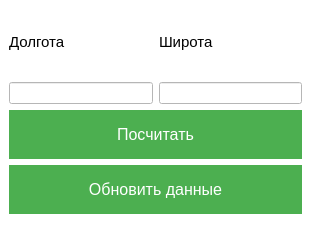
The window that weather_forecast/mainwindow.ui (3614N/weather-forecast) describes before a commit, drawn with Qt 5.
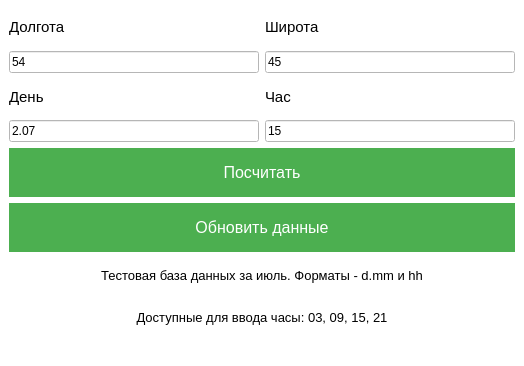
The same window after the commit.

What changed in the file:
```diff
--- a/weather_forecast/mainwindow.ui
+++ b/weather_forecast/mainwindow.ui
@@ -6,8 +6,8 @@
    <rect>
     <x>0</x>
     <y>0</y>
-    <width>311</width>
-    <height>245</height>
+    <width>524</width>
+    <height>366</height>
    </rect>
   </property>
   <property name="windowTitle">
@@ -18,63 +18,22 @@
   </property>
   <widget class="QWidget" name="centralwidget">
    <layout class="QGridLayout" name="gridLayout">
-    <item row="1" column="0">
-     <widget class="QLineEdit" name="latitude">
+    <item row="3" column="1">
+     <widget class="QLineEdit" name="hour">
       <property name="text">
-       <string/>
+       <string>15</string>
       </property>
      </widget>
     </item>
-    <item row="1" column="1">
-     <widget class="QLineEdit" name="longitude">
-      <property name="text">
-       <string/>
-      </property>
-     </widget>
-    </item>
-    <item row="2" column="0" colspan="2">
-     <widget class="QPushButton" name="pushButton">
+    <item row="2" column="0">
+     <widget class="QLabel" name="label_3">
       <property name="font">
        <font>
-        <pointsize>-1</pointsize>
-        <underline>false</underline>
-        <strikeout>false</strikeout>
+        <pointsize>11</pointsize>
        </font>
       </property>
-      <property name="styleSheet">
-       <string notr="true">QPushButton {
-background-color: #4CAF50; /* Green */
-    border: none;
-    color: white;
-    padding: 15px 32px;
-    text-align: center;
-    text-decoration: none;
-    display: inline-block;
-    font-size: 16px;
-}
-QPushButton:hover {
-background-color: #76C479;
-    border: none;
-    color: white;
-    padding: 13px 30px;
-    text-align: center;
-    text-decoration: none;
-    display: inline-block;
-    font-size: 16px;
-}
-QPushButton:pressed {
-background-color: #3D8C40;
-    border: none;
-    color: white;
-    padding: 15px 32px;
-    text-align: center;
-    text-decoration: none;
-    display: inline-block;
-    font-size: 16px;
-}</string>
-      </property>
       <property name="text">
-       <string>Посчитать</string>
+       <string>День</string>
       </property>
      </widget>
     </item>
@@ -88,6 +47,20 @@
       </property>
      </widget>
     </item>
+    <item row="1" column="0">
+     <widget class="QLineEdit" name="latitude">
+      <property name="text">
+       <string>54</string>
+      </property>
+     </widget>
+    </item>
+    <item row="3" column="0">
+     <widget class="QLineEdit" name="day">
+      <property name="text">
+       <string>2.07</string>
+      </property>
+     </widget>
+    </item>
     <item row="0" column="0">
      <widget class="QLabel" name="label_2">
       <property name="styleSheet">
@@ -98,7 +71,84 @@
       </property>
      </widget>
     </item>
-    <item row="3" column="0" colspan="2">
+    <item row="4" column="0" colspan="2">
+     <widget class="QPushButton" name="pushButton">
+      <property name="font">
+       <font>
+        <pointsize>-1</pointsize>
+        <underline>false</underline>
+        <strikeout>false</strikeout>
+       </font>
+      </property>
+      <property name="styleSheet">
+       <string notr="true">QPushButton {
+background-color: #4CAF50; /* Green */
+    border: none;
+    color: white;
+    padding: 15px 32px;
+    text-align: center;
+    text-decoration: none;
+    display: inline-block;
+    font-size: 16px;
+}
+QPushButton:hover {
+background-color: #76C479;
+    border: none;
+    color: white;
+    padding: 13px 30px;
+    text-align: center;
+    text-decoration: none;
+    display: inline-block;
+    font-size: 16px;
+}
+QPushButton:pressed {
+background-color: #3D8C40;
+    border: none;
+    color: white;
+    padding: 15px 32px;
+    text-align: center;
+    text-decoration: none;
+    display: inline-block;
+    font-size: 16px;
+}</string>
+      </property>
+      <property name="text">
+       <string>Посчитать</string>
+      </property>
+     </widget>
+    </item>
+    <item row="1" column="1">
+     <widget class="QLineEdit" name="longitude">
+      <property name="text">
+       <string>45</string>
+      </property>
+     </widget>
+    </item>
+    <item row="6" column="0" colspan="2">
+     <widget class="QLabel" name="label_5">
+      <property name="font">
+       <font>
+        <pointsize>10</pointsize>
+       </font>
+      </property>
+      <property name="text">
+       <string>&lt;html&gt;&lt;head/&gt;&lt;body&gt;&lt;p align=&quot;center&quot;&gt;Тестовая база данных за июль. Форматы - d.mm  и hh&lt;/p&gt;&lt;/body&gt;&lt;/html&gt;</string>
+      </property>
+     </widget>
+    </item>
+    <item row="2" column="1">
+     <widget class="QLabel" name="label_4">
+      <property name="font">
+       <font>
+        <pointsize>11</pointsize>
+       </font>
+      </property>
+      <property name="text">
+       <string>Час</string>
+      </property>
+     </widget>
+    </item>
+    <item row="5" column="0" colspan="2">
      <widget class="QPushButton" name="pushButton_2">
       <property name="font">
        <font>
@@ -144,6 +194,18 @@
       </property>
      </widget>
     </item>
+    <item row="7" column="0" colspan="2">
+     <widget class="QLabel" name="label_6">
+      <property name="font">
+       <font>
+        <pointsize>10</pointsize>
+       </font>
+      </property>
+      <property name="text">
+       <string>&lt;html&gt;&lt;head/&gt;&lt;body&gt;&lt;p align=&quot;center&quot;&gt;Доступные для ввода часы: 03, 09, 15, 21&lt;/p&gt;&lt;/body&gt;&lt;/html&gt;</string>
+      </property>
+     </widget>
+    </item>
    </layout>
   </widget>
   <widget class="QMenuBar" name="menubar">
```
Left out of the diff: 2 changed lines with no effect on the pictures.
